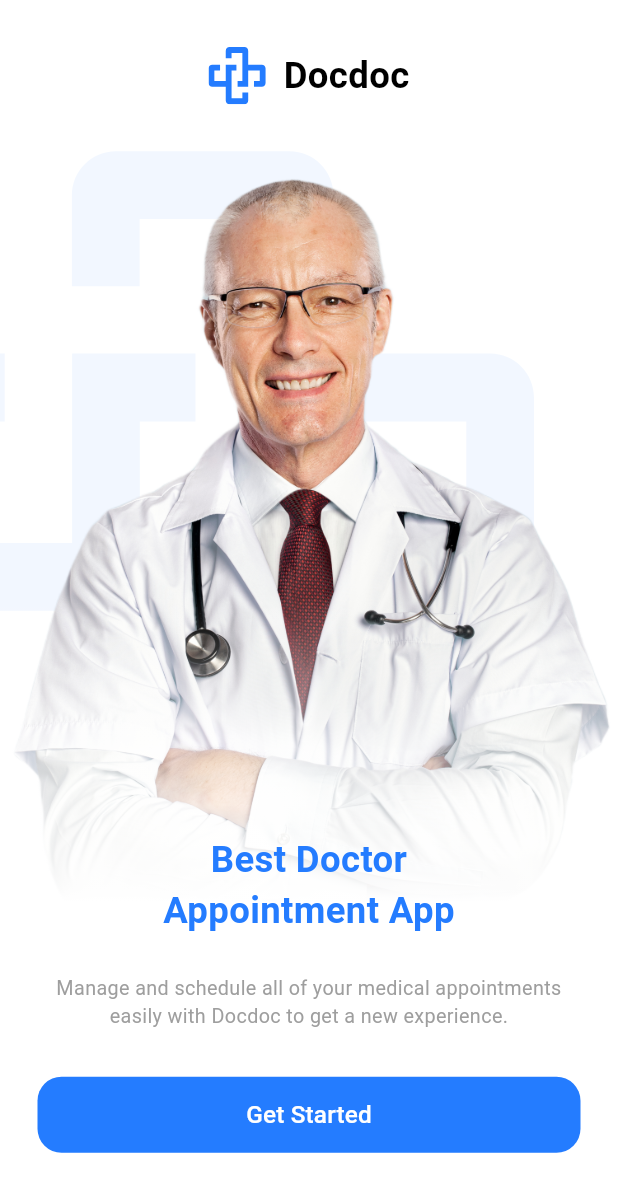
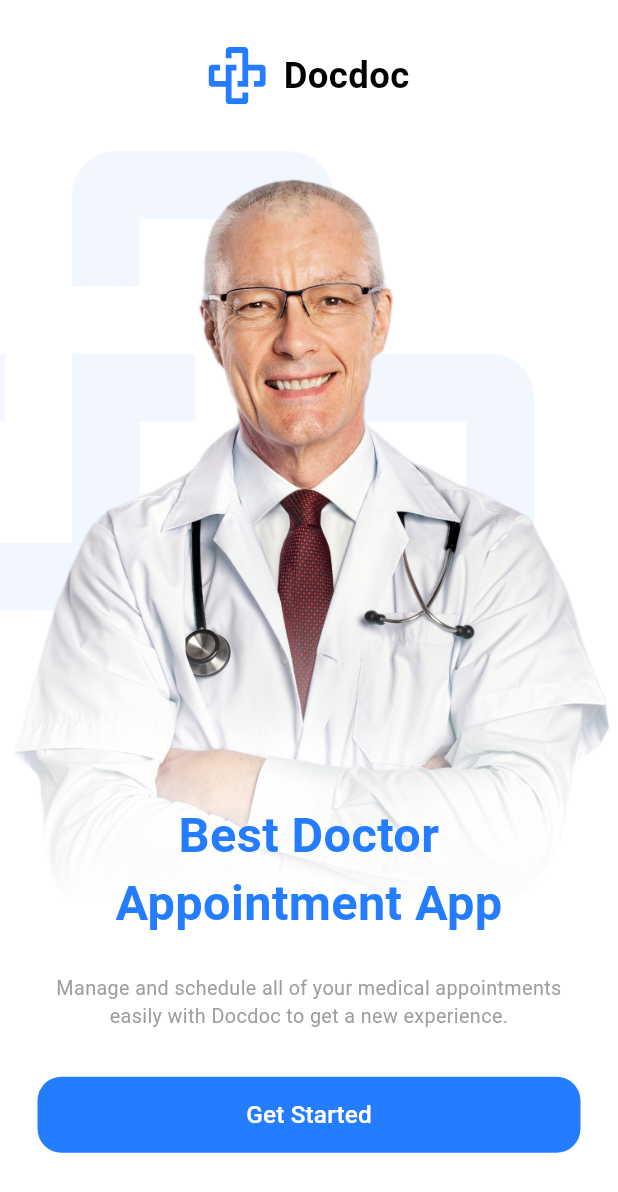
Before and after one commit to MiralDalayka/aloosra_clinic, a Flutter app: the screen it shows after launch, on a phone screen of 412 x 824 dp. Shown: the top 1192 px of the screen. Run offline on Flutter 3.47's test engine with Material 3 defaults, Android fonts, the phone set to English and light mode, and no system bars; our stand-ins replace flutter_screenutil, flutter_svg.

Commit message:
1.creating log in page part 1 a.creating app button b. text form field c.adding fonts 2.add the font helper 3.replace the start button on onboarding page to app button

```diff
--- /dev/null
+++ b/lib/core/helpers/spacing.dart
@@ -0,0 +1,6 @@
+import 'package:flutter/cupertino.dart';
+import 'package:flutter_screenutil/flutter_screenutil.dart';
+
+SizedBox verticalSpace(double height) => SizedBox(height: height.h,);
+
+SizedBox horizontalSpace(double widget) => SizedBox(width: widget.w,);
--- a/lib/core/theming/colors.dart
+++ b/lib/core/theming/colors.dart
@@ -1,5 +1,12 @@
 import 'package:flutter/material.dart';
 
 class ColorManager{
-  static const Color primary  = Color(0XFF247CFF);
+  static const Color primaryBlue  = Color(0XFF247CFF);
+  static const Color darkBlue = Color(0xFF242424);
+  static const Color grey = Color(0xFF757575);
+  static const Color lightGrey = Color(0xFFC2C2C2);
+  static const Color lighterGrey = Color(0xFFEDEDED);
+  static const Color moreLightGrey = Color(0xFFFDFDFF);
+
+
 }
--- /dev/null
+++ b/lib/core/theming/font_weight_helper.dart
@@ -0,0 +1,15 @@
+//this class will help me if the design is numbered to be described
+//ex: 200 = medium  check the font weight from flutter doc
+import 'dart:ui';
+
+class FontWeightHelper{
+  static const FontWeight thin = FontWeight.w100;
+  static const FontWeight extraLight = FontWeight.w200;
+  static const FontWeight light = FontWeight.w300;
+  static const FontWeight regular = FontWeight.w400;
+  static const FontWeight medium = FontWeight.w500;
+  static const FontWeight semiBold = FontWeight.w600;
+  static const FontWeight bold = FontWeight.w700;
+  static const FontWeight extraBold = FontWeight.w800;
+
+}
--- a/lib/core/theming/style.dart
+++ b/lib/core/theming/style.dart
@@ -1,35 +1,75 @@
 import 'package:flutter/material.dart';
 import 'package:flutter_screenutil/flutter_screenutil.dart';
 
+import 'font_weight_helper.dart';
 import 'theming.dart';
 
 
 class TextStyles{
-  //font weight way
-  static TextStyle font24Black700Weight = TextStyle(
-    fontSize: 24.sp,
-    fontWeight: FontWeight.w700,
-    color: Colors.black
+  static TextStyle font24BlackBold = TextStyle(
+      fontSize: 24.sp,
+      fontWeight: FontWeightHelper.bold,
+      color: Colors.black
 
   );
-  //or bold medium way
   static TextStyle font32BlueBold = TextStyle(
+      fontSize: 32.sp,
+      fontWeight: FontWeightHelper.bold,
+      color: ColorManager.primaryBlue
+
+  );
+  static TextStyle font24BlueBold = TextStyle(
       fontSize: 24.sp,
-      fontWeight: FontWeight.w700,
-      color: ColorManager.primary
+      fontWeight: FontWeightHelper.bold,
+      color:ColorManager.primaryBlue
 
   );
   static TextStyle font13GreyRegular = TextStyle(
       fontSize: 13.sp,
-      fontWeight: FontWeight.normal,
+      fontWeight: FontWeightHelper.regular,
       color: Colors.grey
 
   );
+  static TextStyle font13BlueRegular = TextStyle(
+      fontSize: 13.sp,
+      fontWeight:  FontWeightHelper.regular,
+      color: ColorManager.primaryBlue
 
-  static TextStyle font16WhiteSimiBold = TextStyle(
+  );
+  static TextStyle font14GreyRegular = TextStyle(
+      fontSize: 14.sp,
+      fontWeight:  FontWeightHelper.regular,
+      color: ColorManager.grey
+
+  );
+
+
+
+
+  static TextStyle font14LightGreyRegular = TextStyle(
+      fontSize: 14.sp,
+      fontWeight:  FontWeightHelper.regular,
+      color: ColorManager.lightGrey);
+  static TextStyle font14DarkBlueMedium = TextStyle(
+      fontSize: 14.sp,
+      fontWeight:  FontWeightHelper.medium,
+      color: ColorManager.darkBlue
+
+  );
+
+  static TextStyle font16WhiteMedium = TextStyle(
       fontSize: 16.sp,
-      fontWeight: FontWeight.w500, //todo change this
+      fontWeight:  FontWeightHelper.medium,
+
       color: Colors.white
 
   );
+  static TextStyle font16WhiteSemiBold = TextStyle(
+      fontSize: 16.sp,
+      fontWeight:  FontWeightHelper.semiBold,
+
+      color: Colors.white
+
+  );
+
 }
--- /dev/null
+++ b/lib/core/widgets/app_text_button.dart
@@ -0,0 +1,51 @@
+import 'package:flutter/material.dart';
+import 'package:flutter_screenutil/flutter_screenutil.dart';
+import '../../../core/theming/theming.dart';
+
+class AppTextButton extends StatelessWidget {
+  final double? borderRadius;
+  final Color? backgroundColor;
+  final double? horizontalPadding;
+  final double? verticalPadding;
+  final double? buttonHeight;
+  final double? buttonWidth;
+  final String buttonText;
+  final TextStyle? textStyle;
+  final VoidCallback onPressed; //or returnDataType Function(param)
+
+  const AppTextButton(
+      {super.key,
+      this.borderRadius,
+      this.backgroundColor,
+      this.horizontalPadding,
+      this.verticalPadding,
+      this.buttonHeight,
+      required this.buttonText,
+      this.textStyle,
+      required this.onPressed,
+      this.buttonWidth});
+
+  @override
+  Widget build(BuildContext context) {
+    return TextButton(
+        style: ButtonStyle(
+            padding: WidgetStatePropertyAll(EdgeInsets.symmetric(
+                horizontal: horizontalPadding?.w ?? 0,
+                vertical: verticalPadding?.h ?? 0)),
+            tapTargetSize: MaterialTapTargetSize.shrinkWrap,
+            //remove all default spaces because we added sized box
+            backgroundColor: WidgetStatePropertyAll(
+                backgroundColor ?? ColorManager.primaryBlue),
+            //get the max width of it's parent and 50 height
+            minimumSize: WidgetStatePropertyAll(
+                Size(buttonWidth?.w ?? double.infinity, buttonHeight ?? 50.h)),
+            //make rounded shape
+            shape: WidgetStatePropertyAll(RoundedRectangleBorder(
+                borderRadius: BorderRadius.circular(borderRadius ?? 16)))),
+        onPressed: onPressed,
+        child: Text(
+          buttonText,
+          style: textStyle ?? TextStyles.font16WhiteMedium,
+        ));
+  }
+}
--- /dev/null
+++ b/lib/features/login/ui/widgets/widgets.dart
@@ -0,0 +1 @@
+export 'welcome_header_login_page.dart';
--- a/lib/features/on_boarding/on_boarding_screen.dart
+++ b/lib/features/on_boarding/on_boarding_screen.dart
@@ -1,6 +1,10 @@
+import 'package:aloosra_clinic/core/helpers/extentions.dart';
+import 'package:aloosra_clinic/core/widgets/app_text_button.dart';
 import 'package:flutter/material.dart';
 import 'package:flutter_screenutil/flutter_screenutil.dart';
 
+import '../../core/routing/app_route.dart';
+import '../../core/routing/routes.dart';
 import 'widgets/widgets.dart';
 
 class OnBoardingScreen extends StatelessWidget {
@@ -24,14 +28,16 @@ class OnBoardingScreen extends StatelessWidget {
                 const DoctorImageAndText(),
                 Padding(
                   padding:
-                      const EdgeInsets.symmetric(horizontal: 25, vertical: 10),
+                  const EdgeInsets.symmetric(horizontal: 25, vertical: 10),
                   child: Column(
                     children: [
                       const AppDescriptionText(),
                       SizedBox(
                         height: 30.h,
                       ),
-                      const StartButton()
+                       AppTextButton(buttonText:"Get Started", onPressed: (){
+                      context.pushReplacementNamed(routeName:Routes. loginScreen)  ;
+                      })
                     ],
                   ),
                 )
--- a/lib/features/on_boarding/widgets/doc_logo_and_name.dart
+++ b/lib/features/on_boarding/widgets/doc_logo_and_name.dart
@@ -17,7 +17,7 @@ class DocLogoAndName extends StatelessWidget {
        SvgPicture.asset('asset/svgs/logo.svg'),
         SizedBox(width: 10.w,),
         Text("Docdoc",
-        style: TextStyles.font24Black700Weight ,
+        style: TextStyles.font24BlackBold ,
         ),
       ],
     );
--- a/lib/features/on_boarding/widgets/start_button.dart
+++ /dev/null
@@ -1,36 +0,0 @@
-import 'package:aloosra_clinic/core/helpers/extentions.dart';
-import 'package:flutter/material.dart';
-import 'package:flutter_screenutil/flutter_screenutil.dart';
-
-import '../../../core/routing/routes.dart';
-import '../../../core/theming/theming.dart';
-
-class StartButton extends StatelessWidget {
-  const StartButton({super.key});
-
-  @override
-  Widget build(BuildContext context) {
-    return TextButton(
-        style: ButtonStyle(
-            tapTargetSize: MaterialTapTargetSize.shrinkWrap,
-            //remove all default spaces because we added sized box
-            backgroundColor: const WidgetStatePropertyAll(ColorManager.primary),
-            //get the max width of it's parent and 50 height
-            minimumSize: WidgetStatePropertyAll(Size(double.infinity, 50.h)),
-        //make rounded shape
-          shape: WidgetStatePropertyAll(
-            RoundedRectangleBorder(
-              borderRadius: BorderRadius.circular(16)
-            )
-          )
-        ),
-        onPressed: () {
-          //navigate to second page
-        context.pushNamed(routeName: Routes.loginScreen);
-        },
-        child: Text(
-          "Get Started",
-          style: TextStyles.font16WhiteSimiBold,
-        ));
-  }
-}
--- a/lib/features/on_boarding/widgets/widgets.dart
+++ b/lib/features/on_boarding/widgets/widgets.dart
@@ -1,4 +1,3 @@
 export 'doc_logo_and_name.dart';
 export 'doctor_image_and_text.dart';
 export 'app_description_text.dart';
-export 'start_button.dart';
```
Also changed, not shown: lib/core/widgets/app_text_from_field.dart (added, +56 -0 lines), lib/features/login/ui/login_screen.dart (+82 -3 lines), lib/features/login/ui/widgets/welcome_header_login_page.dart (added, +10 -0 lines).
